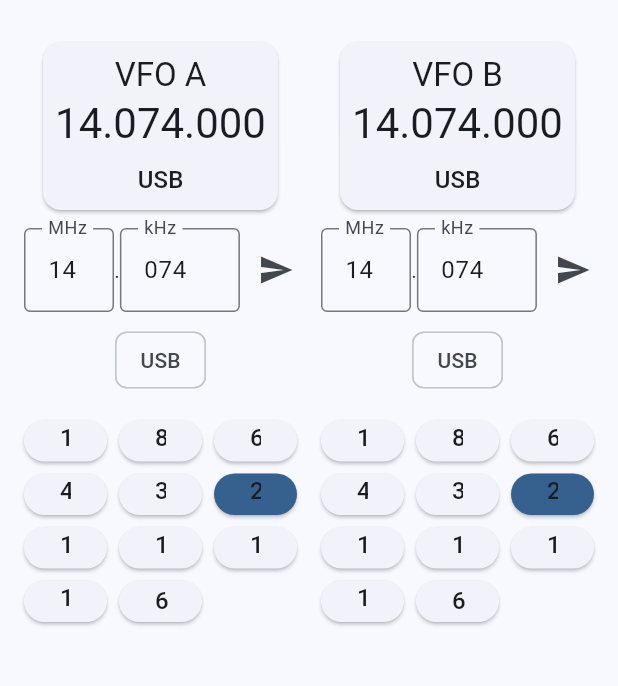
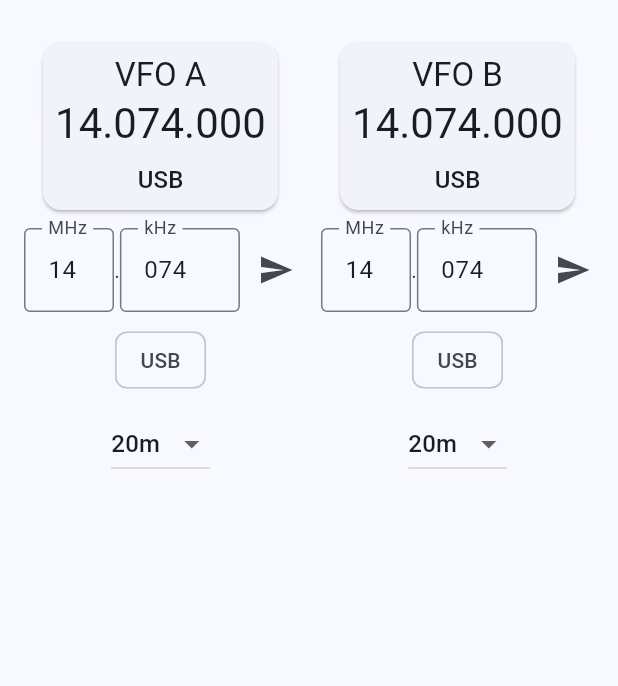
Before and after one commit to americanbwana/basic_k4_rigcontrol, a Flutter app: the screen it shows after launch, on a phone screen of 412 x 824 dp, the part 72-758 px from its top. Run offline on Flutter 3.47's test engine with Material 3 defaults, Android fonts, the phone set to English and light mode, and no system bars; our stand-ins replace flutter_riverpod, freezed_annotation.

Commit message:
Converted band grid to drop down

```diff
--- a/lib/features/radio/models/band_info.dart
+++ b/lib/features/radio/models/band_info.dart
@@ -1,25 +1,25 @@
 class BandInfo {
   final int value;
-  final String name;
+  final String display;
   final int defaultFreq;
 
   const BandInfo({
     required this.value,
-    required this.name,
+    required this.display,
     required this.defaultFreq,
   });
 
   static final List<BandInfo> bands = [
-    BandInfo(value: 0, name: '160', defaultFreq: 1840000),
-    BandInfo(value: 1, name: '80', defaultFreq: 3573000),
-    BandInfo(value: 2, name: '60', defaultFreq: 5357000),
-    BandInfo(value: 3, name: '40', defaultFreq: 7074000),
-    BandInfo(value: 4, name: '30', defaultFreq: 10136000),
-    BandInfo(value: 5, name: '20', defaultFreq: 14074000),
-    BandInfo(value: 6, name: '17', defaultFreq: 18100000),
-    BandInfo(value: 7, name: '15', defaultFreq: 21074000),
-    BandInfo(value: 8, name: '12', defaultFreq: 24915000),
-    BandInfo(value: 9, name: '10', defaultFreq: 28074000),
-    BandInfo(value: 10, name: '6', defaultFreq: 50313000),
+    const BandInfo(value: 0, display: '160m', defaultFreq: 1840000),
+    const BandInfo(value: 1, display: '80m', defaultFreq: 3573000),
+    const BandInfo(value: 2, display: '60m', defaultFreq: 5357000),
+    const BandInfo(value: 3, display: '40m', defaultFreq: 7074000),
+    const BandInfo(value: 4, display: '30m', defaultFreq: 10136000),
+    const BandInfo(value: 5, display: '20m', defaultFreq: 14074000),
+    const BandInfo(value: 6, display: '17m', defaultFreq: 18100000),
+    const BandInfo(value: 7, display: '15m', defaultFreq: 21074000),
+    const BandInfo(value: 8, display: '12m', defaultFreq: 24915000),
+    const BandInfo(value: 9, display: '10m', defaultFreq: 28074000),
+    const BandInfo(value: 10, display: '6m', defaultFreq: 50313000),
   ];
 }
--- a/lib/features/radio/screens/radio_control_screen.dart
+++ b/lib/features/radio/screens/radio_control_screen.dart
@@ -3,9 +3,9 @@ import 'package:flutter_riverpod/flutter_riverpod.dart';
 import '../providers/radio_provider.dart';
 import '../widgets/vfo_display.dart';
 import '../widgets/mode_selector.dart';
-import '../widgets/band_grid.dart';
 import '../widgets/frequency_input.dart';
 import '../widgets/connection_status.dart';
+import '../widgets/band_selector.dart';
 
 class RadioControlScreen extends ConsumerWidget {
   const RadioControlScreen({super.key});
@@ -49,8 +49,8 @@ class RadioControlScreen extends ConsumerWidget {
                       onModeSelected: (mode) => ref.read(radioStateProvider.notifier).setModeA(mode),
                       isVfoB: false,
                     ),
-                    const SizedBox(height: 16),
-                    BandGrid(
+                    const SizedBox(height: 8),
+                    BandSelector(
                       currentBand: radioState.vfoA.band,
                       onBandSelected: (band) => ref.read(radioStateProvider.notifier).setBandA(band),
                       isVfoB: false,
@@ -80,8 +80,8 @@ class RadioControlScreen extends ConsumerWidget {
                       onModeSelected: (mode) => ref.read(radioStateProvider.notifier).setModeB(mode),
                       isVfoB: true,
                     ),
-                    const SizedBox(height: 16),
-                    BandGrid(
+                    const SizedBox(height: 8),
+                    BandSelector(
                       currentBand: radioState.vfoB.band,
                       onBandSelected: (band) => ref.read(radioStateProvider.notifier).setBandB(band),
                       isVfoB: true,
--- a/lib/features/radio/widgets/band_grid.dart
+++ b/lib/features/radio/widgets/band_grid.dart
@@ -31,12 +31,14 @@ class BandGrid extends StatelessWidget {
 
         return ElevatedButton(
           style: ElevatedButton.styleFrom(
-            backgroundColor: isSelected ? Theme.of(context).colorScheme.primary : null,
-            foregroundColor: isSelected ? Theme.of(context).colorScheme.onPrimary : null,
+            backgroundColor:
+                isSelected ? Theme.of(context).colorScheme.primary : null,
+            foregroundColor:
+                isSelected ? Theme.of(context).colorScheme.onPrimary : null,
           ),
           onPressed: () => onBandSelected(band.value),
           child: Text(
-            band.name,
+            band.display, // Changed from band.name to band.display
             style: Theme.of(context).textTheme.titleMedium,
           ),
         );
--- /dev/null
+++ b/lib/features/radio/widgets/band_selector.dart
@@ -0,0 +1,35 @@
+import 'package:flutter/material.dart';
+import '../models/band_info.dart';
+
+class BandSelector extends StatelessWidget {
+  final int currentBand;
+  final Function(int) onBandSelected;
+  final bool isVfoB;
+
+  const BandSelector({
+    super.key,
+    required this.currentBand,
+    required this.onBandSelected,
+    required this.isVfoB,
+  });
+
+  @override
+  Widget build(BuildContext context) {
+    return DropdownButton<int>(
+      value: currentBand,
+      onChanged: (int? value) {
+        if (value != null) {
+          onBandSelected(value);
+        }
+      },
+      items: BandInfo.bands
+          .where((band) => band.value <= 10) // Exclude transverter bands
+          .map<DropdownMenuItem<int>>((band) {
+        return DropdownMenuItem<int>(
+          value: band.value,
+          child: Text(band.display),
+        );
+      }).toList(),
+    );
+  }
+}
```
Also changed, not shown: lib/features/radio/widgets/power_control.dart (added).
